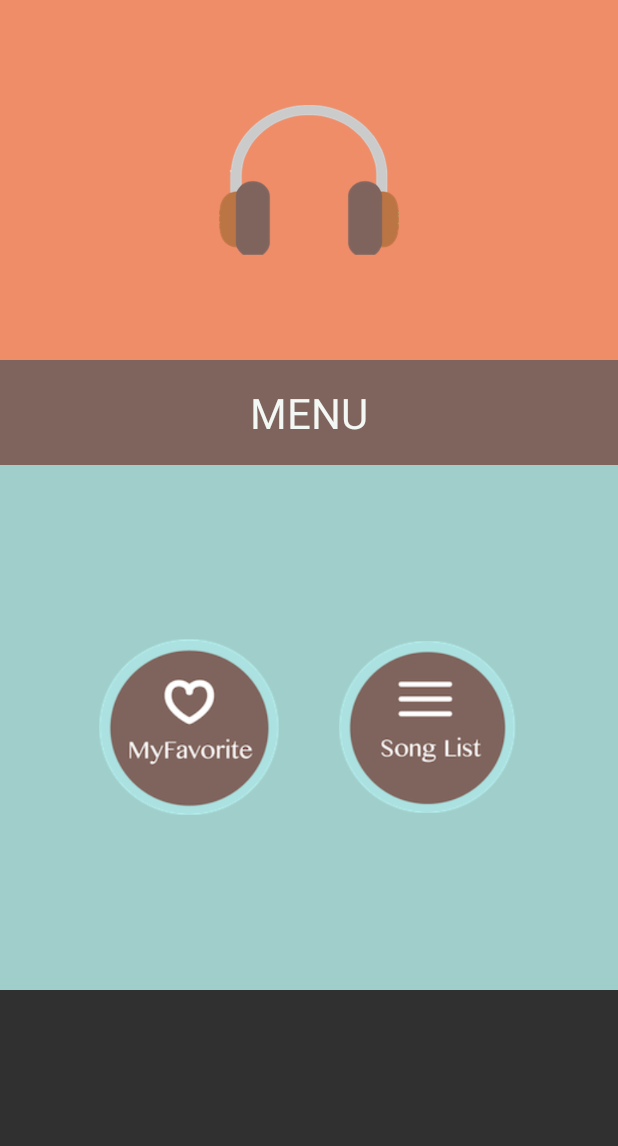
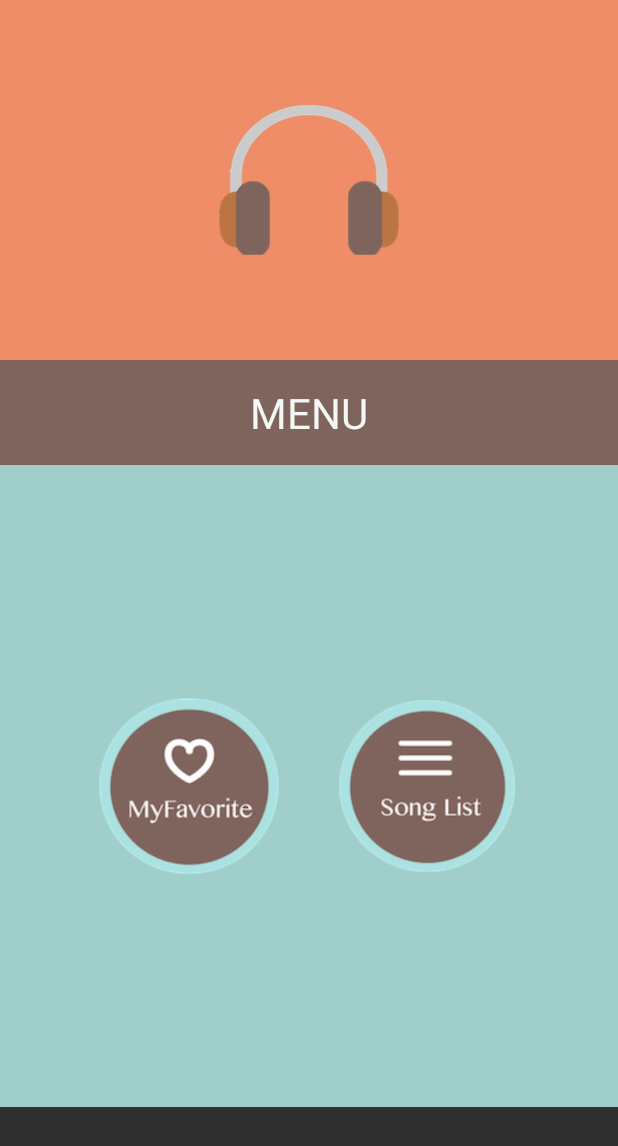
Before and after one commit to Yolongcat96/MusicalStructureApp, an Android app: the screen it shows after launch (showMenuActivity), after a tap on "START", on a phone screen of 412 x 824 dp. Shown: the top 1146 px of the screen. Run offline under Robolectric (Android 15) with nearby library versions, the phone set to English and light mode, and no system bars.

Commit message:
adjusted the layout size accoring to the screen size

```diff
--- a/app/src/main/java/com/example/android/musicalstructureapp/MainActivity.java
+++ b/app/src/main/java/com/example/android/musicalstructureapp/MainActivity.java
@@ -1,11 +1,15 @@
 package com.example.android.musicalstructureapp;
 
 import android.content.Intent;
+import android.graphics.Point;
 import android.support.v7.app.AppCompatActivity;
 import android.os.Bundle;
 import android.util.Log;
+import android.view.Display;
 import android.view.View;
 import android.widget.Button;
+import android.widget.LinearLayout;
+
 import org.json.JSONArray;
 import org.json.JSONObject;
 import java.io.BufferedReader;
@@ -21,6 +25,8 @@ public class MainActivity extends AppCompatActivity {
         super.onCreate(savedInstanceState);
         // set main content view
         setContentView(R.layout.activity_main);
+        // adjust size
+        adjustSizes();
         // receive the song list from the file
         getSongDataFromJsonFile();
         // set click event on the START button
@@ -38,6 +44,18 @@ public class MainActivity extends AppCompatActivity {
             }
         });
 
+    }
+
+    private void adjustSizes() {
+        // Gets linearlayout
+        LinearLayout layout = findViewById(R.id.bottomLayout);
+        // Gets the layout params that will allow you to resize the layout
+        // Changes the height and width to the specified *pixels
+        Display display = getWindowManager().getDefaultDisplay();
+        Point size = new Point();
+        display.getSize(size);
+        int height = size.y;
+        layout.getLayoutParams().height = (int) (height*0.43);
     }
 
     //-------------------------------------------------------------------
--- a/app/src/main/java/com/example/android/musicalstructureapp/showMenuActivity.java
+++ b/app/src/main/java/com/example/android/musicalstructureapp/showMenuActivity.java
@@ -2,11 +2,14 @@ package com.example.android.musicalstructureapp;
 
 import android.annotation.SuppressLint;
 import android.content.Intent;
+import android.graphics.Point;
 import android.support.v7.app.AppCompatActivity;
 import android.os.Bundle;
 import android.util.Log;
+import android.view.Display;
 import android.view.View;
 import android.widget.ImageView;
+import android.widget.LinearLayout;
 
 import java.util.Timer;
 
@@ -20,8 +23,22 @@ public class showMenuActivity extends AppCompatActivity {
     protected void onCreate(Bundle savedInstanceState) {
         super.onCreate(savedInstanceState);
         setContentView(R.layout.activity_show_menu);
+        // adjust the size
+        adjustSizes();
         // set the touch event listener for two menu buttons
         setTouchEvent4Menu();
+    }
+
+    private void adjustSizes() {
+        // Gets linearlayout
+        LinearLayout layout = findViewById(R.id.bottomLayout);
+        // Gets the layout params that will allow you to resize the layout
+        // Changes the height and width to the specified *pixels
+        Display display = getWindowManager().getDefaultDisplay();
+        Point size = new Point();
+        display.getSize(size);
+        int height = size.y;
+        layout.getLayoutParams().height = (int) (height*0.52);
     }
 
     public void setTouchEvent4Menu() {
--- a/app/src/main/java/com/example/android/musicalstructureapp/songUnitCollection.java
+++ b/app/src/main/java/com/example/android/musicalstructureapp/songUnitCollection.java
@@ -1,6 +1,8 @@
 package com.example.android.musicalstructureapp;
 
 import android.content.Context;
+import android.graphics.Point;
+import android.view.Display;
 
 import java.util.ArrayList;
 import java.util.List;
@@ -74,4 +76,5 @@ public class songUnitCollection {
                 return R.drawable.onekiss_album_image;
         }
     }
+
 }
--- a/app/src/main/res/layout/activity_main.xml
+++ b/app/src/main/res/layout/activity_main.xml
@@ -49,6 +49,7 @@
         </LinearLayout>
 
         <LinearLayout
+            android:id="@+id/bottomLayout"
             android:layout_width="match_parent"
             android:layout_height="300dp"
             android:background="@color/mainBGColorBrown"
--- a/app/src/main/res/layout/activity_play_music.xml
+++ b/app/src/main/res/layout/activity_play_music.xml
@@ -117,6 +117,7 @@
         </LinearLayout>
 
         <LinearLayout
+            android:id="@+id/bottomLayout"
             android:layout_width="match_parent"
             android:layout_height="180dp"
             android:background="@color/mainBGColorBrown"
--- a/app/src/main/res/layout/activity_show_menu.xml
+++ b/app/src/main/res/layout/activity_show_menu.xml
@@ -47,6 +47,7 @@
         </LinearLayout>
 
         <LinearLayout
+            android:id="@+id/bottomLayout"
             android:layout_width="match_parent"
             android:layout_height="350dp"
             android:background="@color/mainBGColorSkyblue"
```
Also changed, not shown: app/src/main/java/com/example/android/musicalstructureapp/playMusicActivity.java (+17 -0 lines).
